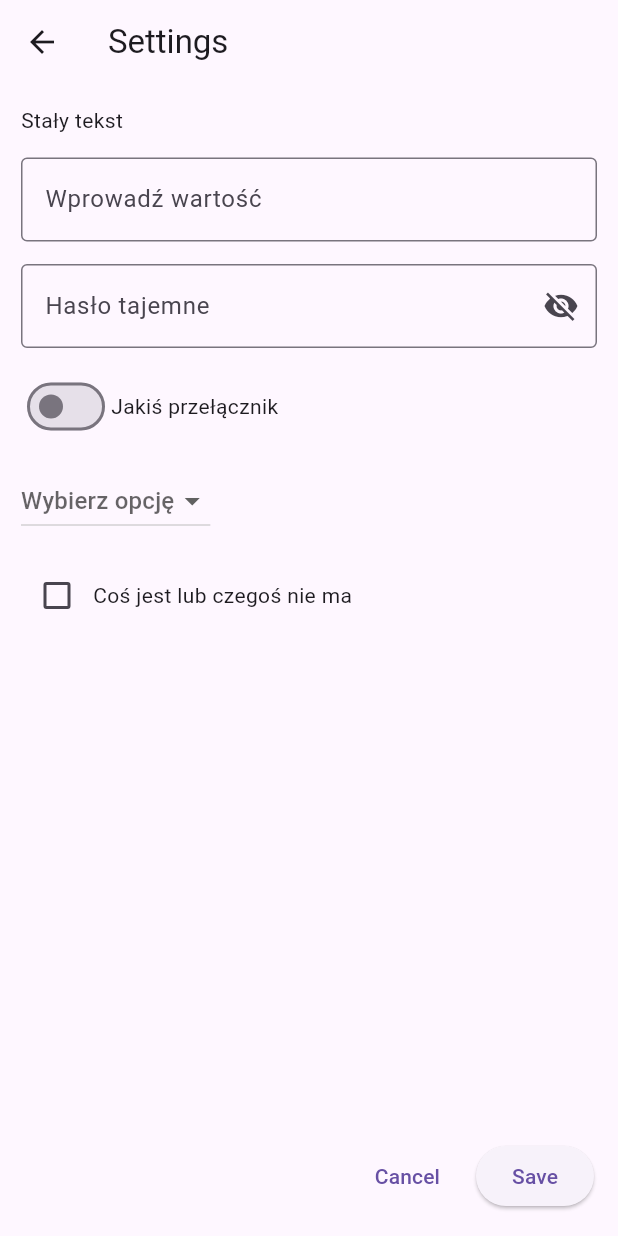
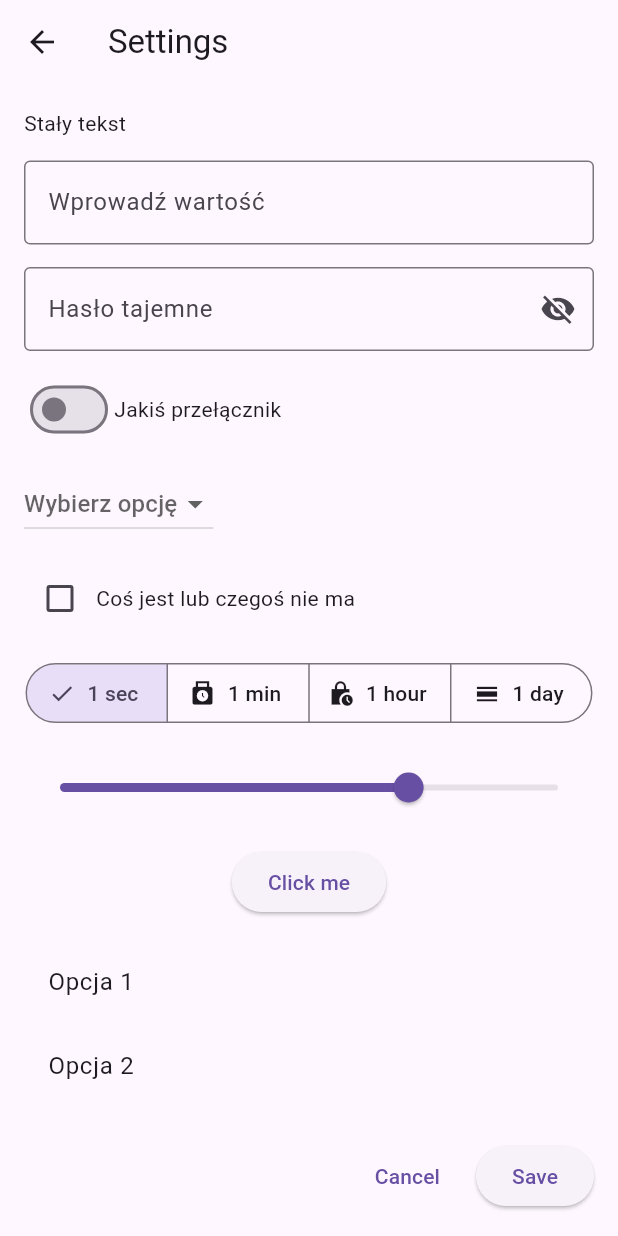
Before and after one commit to mmalessa/krystyna, a Flutter app: the screen it shows after launch, in the side drawer, after a tap on "Settings", on a phone screen of 412 x 824 dp. Run offline on Flutter 3.47's test engine with Material 3 defaults, Android fonts, the phone set to English and light mode, and no system bars; our stand-ins replace flutter_tts, speech_to_text.

Commit message:
Add more to settings

```diff
--- a/lib/screens/settings.dart
+++ b/lib/screens/settings.dart
@@ -1,3 +1,4 @@
+import 'package:flutter/cupertino.dart';
 import 'package:flutter/material.dart';
 
 class SettingsScreen extends StatefulWidget {
@@ -14,6 +15,39 @@ class _SettingsScreenState extends State<SettingsScreen> {
   final options = ['Opcja 1', 'Opcja 2', 'Opcja 3'];
   bool isChecked = false;
   bool _isPasswordVisible = false;
+  String segmentedButtonVelue = 'sec';
+  double sliderValue = 0.7;
+  String? _selectedOption;
+  final List<String> listOptions = [
+    'Opcja 1',
+    'Opcja 2',
+    'Opcja 3',
+    'Opcja 4',
+    'Opcja 5',
+    'Opcja 6',
+  ];
+
+  void _showPopup(BuildContext context) {
+    showDialog(
+      context: context,
+      barrierDismissible: true, // Kliknięcie poza dialogiem go zamyka
+      barrierColor: Colors.black.withOpacity(0.5), // Overlay
+      builder: (BuildContext context) {
+        return AlertDialog(
+          title: Text("Okienko"),
+          content: Text("Akuku!"),
+          actions: [
+            TextButton(
+              child: Text("Zamknij"),
+              onPressed: () {
+                Navigator.of(context).pop();
+              },
+            ),
+          ],
+        );
+      },
+    );
+  }
 
   @override
   Widget build(BuildContext context) {
@@ -24,8 +58,8 @@ class _SettingsScreenState extends State<SettingsScreen> {
             title: const Text('Settings')
           ),
 
-          body: Padding(
-            padding: EdgeInsets.all(14),
+          body: SingleChildScrollView( // Scroll does not work. Use LayoutBuilder
+            padding: EdgeInsets.all(16),
             child: Column(
               children: [
                 const Row(
@@ -118,11 +152,88 @@ class _SettingsScreenState extends State<SettingsScreen> {
                     ),
                     Text('Coś jest lub czegoś nie ma')
                   ],
-                )
+                ),
+
+                const SizedBox(height: 15),
+
+                SegmentedButton(
+                  // style: SegmentedButton.styleFrom(
+                  //   backgroundColor: Colors.grey[200],
+                  //   foregroundColor: Colors.red,
+                  //   selectedForegroundColor: Colors.white,
+                  //   selectedBackgroundColor: Colors.green,
+                  // ),
+                  segments: const <ButtonSegment<String>>[
+                    ButtonSegment<String>(
+                      value: 'sec',
+                      label: Text('1 sec'),
+                      icon: Icon(Icons.lock_clock)
+                    ),
+                    ButtonSegment<String>(
+                        value: 'min',
+                        label: Text('1 min'),
+                        icon: Icon(Icons.punch_clock)
+                    ),
+                    ButtonSegment<String>(
+                        value: 'hour',
+                        label: Text('1 hour'),
+                        icon: Icon(Icons.lock_clock_sharp)
+                    ),
+                    ButtonSegment<String>(
+                        value: 'day',
+                        label: Text('1 day'),
+                        icon: Icon(Icons.calendar_view_day)
+                    ),
+                  ],
+                  selected: <String>{segmentedButtonVelue},
+                  onSelectionChanged: (Set<String> newSelection) {
+                    setState(() {
+                      segmentedButtonVelue = newSelection.first;
+                    });
+                  },
+                ),
+
+                const SizedBox(height: 15),
+
+                Slider(
+                    value: sliderValue,
+                    onChanged: (value) {
+                      setState(() {
+                        sliderValue = value;
+                      });
+                    }
+                ),
+
+                const SizedBox(height: 15),
+
+                ElevatedButton(
+                    onPressed: () => _showPopup(context),
+                    child: Text('Click me')
+                ),
+
+                const SizedBox(height: 15),
+
+                ListView(
+                  shrinkWrap: true,
+                  physics: NeverScrollableScrollPhysics(),
+                  children: listOptions.map((option) {
+                    bool isSelected = option == _selectedOption;
+                    return ListTile(
+                      title: Text(option),
+                      tileColor: isSelected ? Colors.grey.withOpacity(0.2) : null,
+                      trailing: isSelected ? Icon(Icons.check, color: Colors.blue) : null,
+                      onTap: () {
+                        setState(() {
+                          _selectedOption = option;
+                        });
+                      },
+                    );
+                  }).toList(),
+                ),
+
               ],
             )
           ),
-
           bottomNavigationBar: SafeArea(
             child: Padding(
               padding: EdgeInsets.all(16.0),
```
